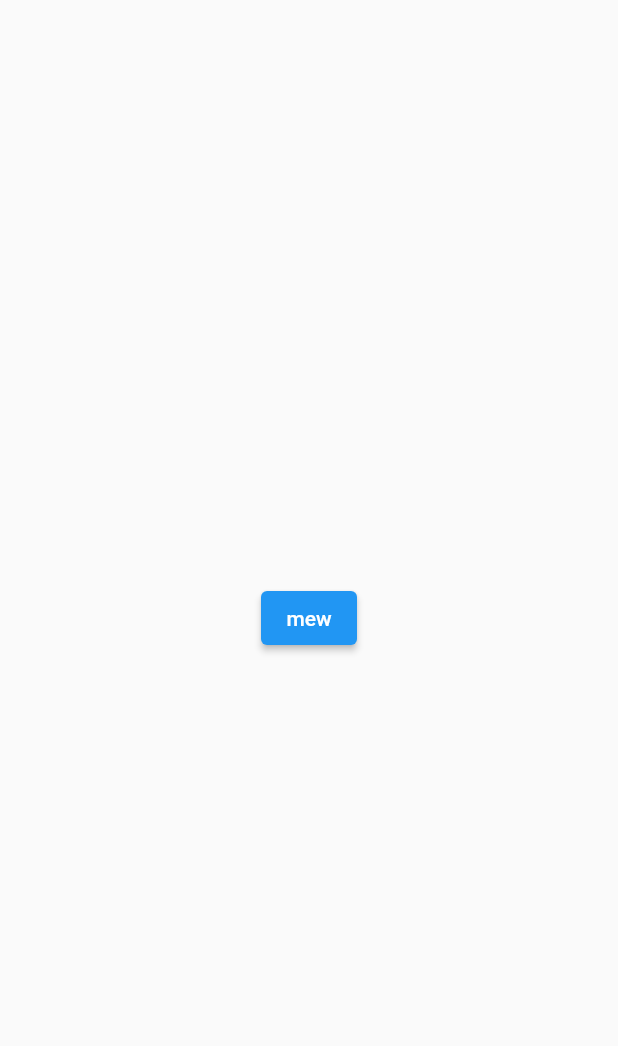
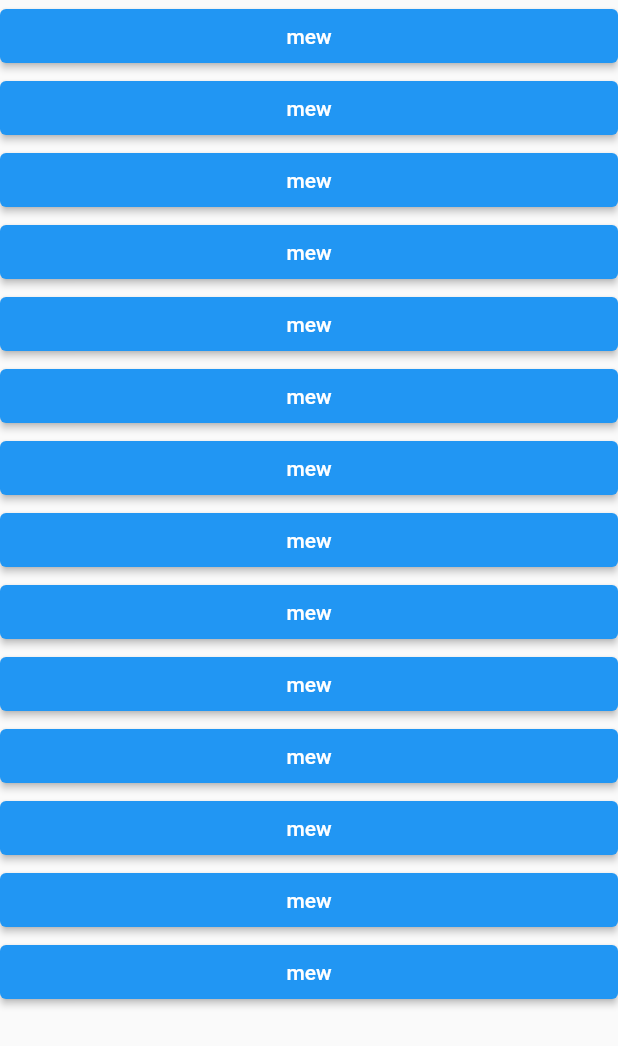
Before and after one commit to fujiya228/flutter_sample_pokemon, a Flutter app: the screen it shows after launch, on a phone screen of 412 x 824 dp. Shown: the top 1046 px of the screen. Run offline on Flutter 3.47's test engine with Material 2 defaults, Android fonts, the phone set to English and light mode, and no system bars.

Commit message:
ListView で 複数表示

```diff
--- a/lib/main.dart
+++ b/lib/main.dart
@@ -25,8 +25,25 @@ class TopPage extends StatelessWidget {
 
   @override
   Widget build(BuildContext context) {
-    return const Scaffold(
-      body: Center(child: PokeButton()),
+    return Scaffold(
+      body: ListView(
+        children: const [
+          PokeButton(),
+          PokeButton(),
+          PokeButton(),
+          PokeButton(),
+          PokeButton(),
+          PokeButton(),
+          PokeButton(),
+          PokeButton(),
+          PokeButton(),
+          PokeButton(),
+          PokeButton(),
+          PokeButton(),
+          PokeButton(),
+          PokeButton(),
+        ],
+      ),
     );
   }
 }
```
